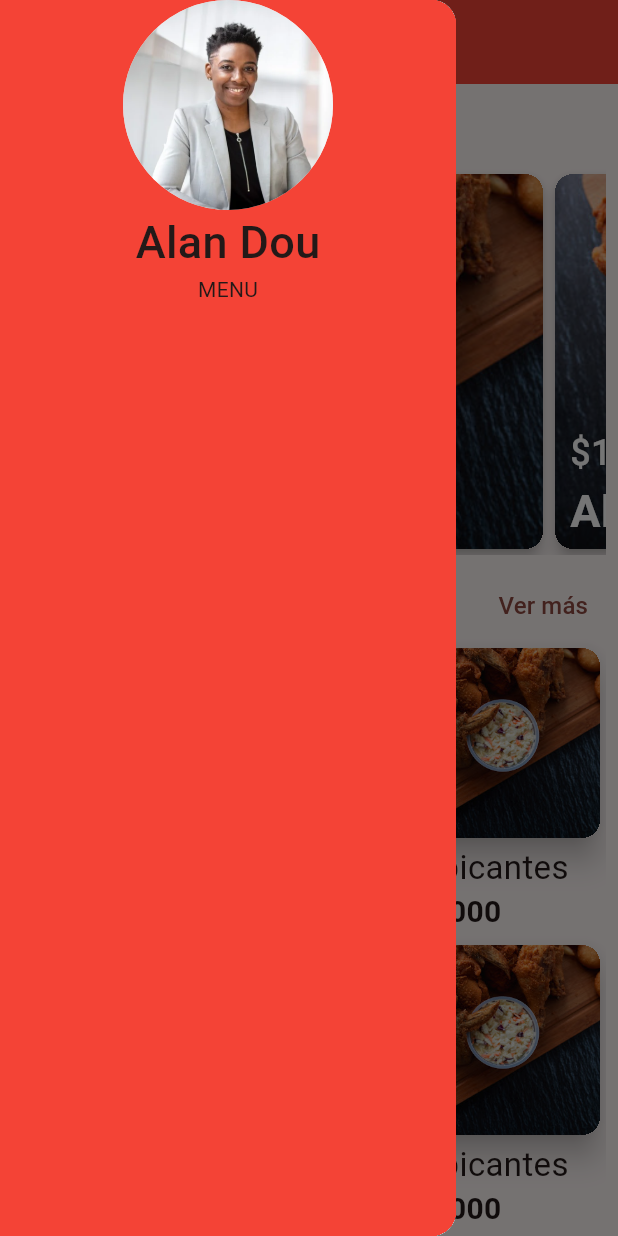
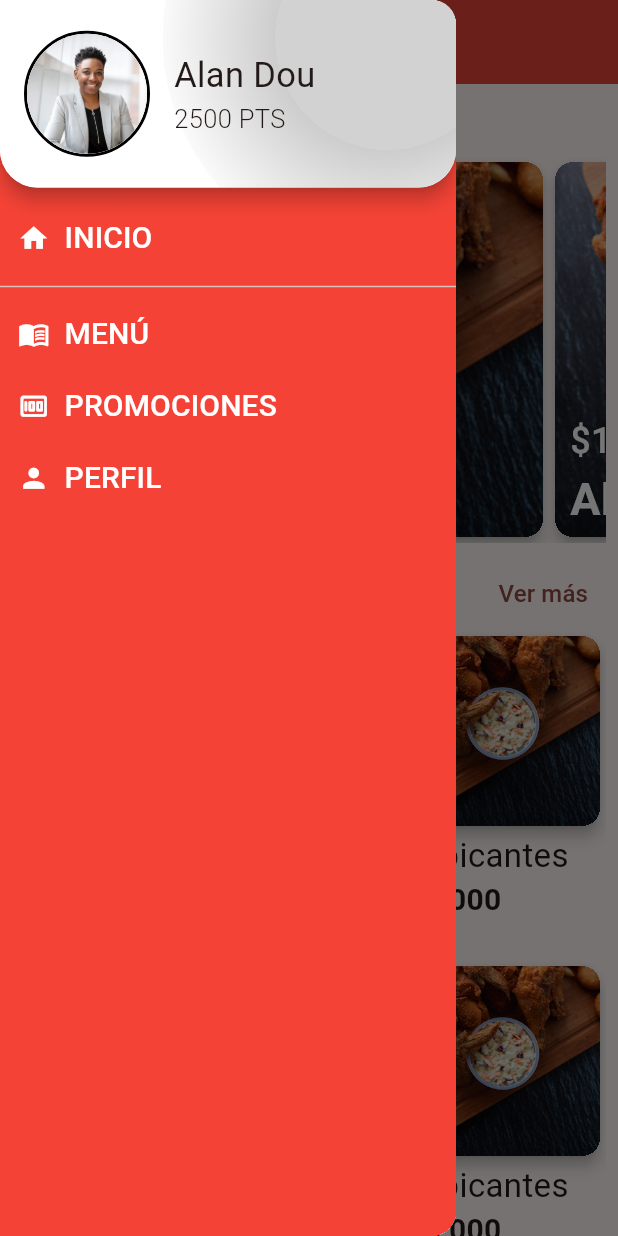
Before and after one commit to JuanPrato/posho-demo, a Flutter app: the screen it shows after launch, after a tap on the "menu" icon, on a phone screen of 412 x 824 dp. Run offline on Flutter 3.47's test engine with Material 2 defaults, Android fonts, the phone set to English and light mode, and no system bars; our stand-ins replace carousel_slider.

Commit message:
refactor drawer, add items and gradient

```diff
--- a/lib/components/coupon.dart
+++ b/lib/components/coupon.dart
@@ -10,13 +10,13 @@ class Coupon extends StatefulWidget {
 }
 
 class _Coupon extends State<Coupon> {
-
   double scale = 1;
 
   @override
   void initState() {
     super.initState();
     Timer t = Timer.periodic(const Duration(milliseconds: 800), (timer) {
+      if (!mounted) return;
       setState(() {
         scale = scale == 1 ? 1.1 : 1;
       });
@@ -29,17 +29,15 @@ class _Coupon extends State<Coupon> {
         margin: const EdgeInsets.only(bottom: 10, right: 10),
         elevation: 8,
         clipBehavior: Clip.hardEdge,
-      child: Stack(
-        alignment: Alignment.centerLeft,
-        children: [
-          Image(
+        child: Stack(alignment: Alignment.centerLeft, children: [
+          const Image(
             image: AssetImage("assets/coupons.png"),
             height: 600,
             fit: BoxFit.cover,
           ),
           Container(
             height: 500,
-            padding: EdgeInsets.symmetric(vertical: 10),
+            padding: const EdgeInsets.symmetric(vertical: 10),
             child: Column(
               mainAxisSize: MainAxisSize.max,
               mainAxisAlignment: MainAxisAlignment.spaceBetween,
@@ -56,10 +54,8 @@ class _Coupon extends State<Coupon> {
                           Shadow(
                               color: Colors.white,
                               offset: Offset(10, 10),
-                          blurRadius: 15
-                        )
-                      ]
-                    ),
+                              blurRadius: 15)
+                        ]),
                   ),
                 ),
                 AnimatedScale(
@@ -73,18 +69,14 @@ class _Coupon extends State<Coupon> {
                     ),
                     child: const Text("OBTENER DESCUENTO",
                         style: TextStyle(
-                        fontSize: 22,
+                            fontSize: 18,
                             color: Colors.white,
-                        fontWeight: FontWeight.bold
-                      )
-                    ),
+                            fontWeight: FontWeight.bold)),
                   ),
                 ),
               ],
             ),
           )
-        ]
-      )
-    );
+        ]));
   }
 }
--- a/lib/components/drawer.dart
+++ /dev/null
@@ -1,42 +0,0 @@
-import 'package:flutter/material.dart';
-
-class DrawerMenu extends StatelessWidget {
-  const DrawerMenu({super.key});
-
-  @override
-  Widget build(BuildContext context) {
-    return Drawer(
-        child: Container(
-          color: Colors.red,
-          padding: EdgeInsets.only(
-            top: MediaQuery.of(context).padding.top,
-          ),
-          child: Column(
-            children: [
-              const Column(
-                children: [
-                  CircleAvatar(
-                    radius: 70,
-                    backgroundImage:
-                    AssetImage("assets/avatar.webp"),
-                  ),
-                  SizedBox(width: 10,),
-                  Text("Alan Dou",
-                    style: TextStyle(
-                        fontSize: 30,
-                        fontWeight: FontWeight.w500
-                    ),)
-                ],
-              ),
-              Container(
-                child: Column(
-                  mainAxisSize: MainAxisSize.max,
-                  children: [Text("MENU")],
-                ),
-              )
-            ],
-          ),
-        )
-    );
-  }
-}
--- /dev/null
+++ b/lib/components/drawer/drawer.dart
@@ -0,0 +1,27 @@
+import 'package:flutter/material.dart';
+import 'package:posho/components/drawer/drawer_header.dart';
+import 'package:posho/components/drawer/drawer_options.dart';
+
+class DrawerMenu extends StatelessWidget {
+  const DrawerMenu({super.key});
+
+  @override
+  Widget build(BuildContext context) {
+    return Drawer(
+        child: Container(
+      color: Colors.red,
+      padding: EdgeInsets.only(
+        top: MediaQuery.of(context).padding.top,
+      ),
+      child: const Column(
+        children: [
+          DrawerProfileHeader(),
+          SizedBox(
+            height: 10,
+          ),
+          DrawerOptions(),
+        ],
+      ),
+    ));
+  }
+}
--- /dev/null
+++ b/lib/components/drawer/drawer_header.dart
@@ -0,0 +1,69 @@
+import 'package:flutter/material.dart';
+
+class DrawerProfileHeader extends StatelessWidget {
+  const DrawerProfileHeader({super.key});
+
+  @override
+  Widget build(BuildContext context) {
+    return Material(
+      borderRadius: const BorderRadius.only(
+        bottomLeft: Radius.circular(25),
+        bottomRight: Radius.circular(25),
+      ),
+      color: Colors.white,
+      elevation: 5,
+      child: Container(
+        height: 125,
+        decoration: const BoxDecoration(
+          gradient: RadialGradient(
+            center: Alignment(0.7, -0.6),
+            radius: 2,
+            colors: [
+              Color.fromARGB(255, 210, 210, 210),
+              Color.fromARGB(255, 205, 205, 205),
+              Color.fromARGB(255, 250, 250, 250),
+              Colors.white,
+            ],
+            stops: [0.3, 0.3, 0.6, 0.6],
+          ),
+          borderRadius: BorderRadius.only(
+            bottomLeft: Radius.circular(25),
+            bottomRight: Radius.circular(25),
+          ),
+        ),
+        child: Row(
+          children: [
+            Container(
+              padding: const EdgeInsets.symmetric(horizontal: 16),
+              decoration: BoxDecoration(
+                  shape: BoxShape.circle,
+                  border: Border.all(color: Colors.black, width: 2)),
+              child: const CircleAvatar(
+                radius: 40,
+                backgroundImage: AssetImage("assets/avatar.webp"),
+              ),
+            ),
+            const Column(
+              mainAxisAlignment: MainAxisAlignment.center,
+              crossAxisAlignment: CrossAxisAlignment.start,
+              children: [
+                Text("Alan Dou",
+                    style: TextStyle(
+                      fontSize: 23,
+                      fontWeight: FontWeight.w400,
+                    )),
+                Text(
+                  "2500 PTS",
+                  style: TextStyle(
+                    fontSize: 17,
+                    fontWeight: FontWeight.w300,
+                  ),
+                )
+              ],
+            )
+          ],
+        ),
+      ),
+    );
+  }
+}
--- /dev/null
+++ b/lib/components/drawer/drawer_item.dart
@@ -0,0 +1,44 @@
+import 'package:flutter/material.dart';
+
+class DrawerItem extends StatelessWidget {
+  final String title;
+  final IconData icon;
+
+  const DrawerItem({
+    super.key,
+    required this.title,
+    required this.icon,
+  });
+
+  @override
+  Widget build(BuildContext context) {
+    return TextButton(
+      onPressed: () {},
+      style: ButtonStyle(
+        minimumSize: MaterialStateProperty.all<Size>(
+          Size(MediaQuery.of(context).size.width, 10),
+        ),
+      ),
+      child: Row(
+        crossAxisAlignment: CrossAxisAlignment.center,
+        children: [
+          Icon(
+            this.icon,
+            color: Colors.white,
+            size: 21,
+          ),
+          const SizedBox(
+            width: 10,
+          ),
+          Text(
+            title,
+            style: const TextStyle(
+              color: Colors.white,
+              fontSize: 20,
+            ),
+          ),
+        ],
+      ),
+    );
+  }
+}
--- /dev/null
+++ b/lib/components/drawer/drawer_options.dart
@@ -0,0 +1,20 @@
+import 'package:flutter/material.dart';
+import 'package:posho/components/drawer/drawer_item.dart';
+
+class DrawerOptions extends StatelessWidget {
+  const DrawerOptions({super.key});
+
+  @override
+  Widget build(BuildContext context) {
+    return const Column(
+      mainAxisSize: MainAxisSize.max,
+      children: [
+        DrawerItem(title: "INICIO", icon: Icons.home),
+        const Divider(),
+        DrawerItem(title: "MENÚ", icon: Icons.menu_book),
+        DrawerItem(title: "PROMOCIONES", icon: Icons.money_rounded),
+        DrawerItem(title: "PERFIL", icon: Icons.person)
+      ],
+    );
+  }
+}
--- a/lib/components/item_card.dart
+++ b/lib/components/item_card.dart
@@ -5,19 +5,28 @@ class ItemCard extends StatelessWidget {
 
   @override
   Widget build(BuildContext context) {
-    return Column(
+    return const Column(
       children: [
         Card(
-          elevation: 8,
-          clipBehavior: Clip.hardEdge,
-          child: const Image(
+            elevation: 4,
+            clipBehavior: Clip.hardEdge,
+            child: Image(
               image: AssetImage("assets/product.jpeg"),
               fit: BoxFit.cover,
-          )
+            )),
+        Text(
+          "Alitas picantes",
+          style: TextStyle(
+            fontSize: 22,
+          ),
         ),
-        Text("Alitas picantes",
-        style: TextStyle(fontSize: 22, ),),
-        Text("\$2000", style: TextStyle(fontSize: 20, fontWeight: FontWeight.w600),)
+        Text(
+          "\$2000",
+          style: TextStyle(
+            fontSize: 20,
+            fontWeight: FontWeight.w600,
+          ),
+        )
       ],
     );
   }
--- a/lib/components/menu.dart
+++ b/lib/components/menu.dart
@@ -13,19 +13,14 @@ class Menu extends StatelessWidget {
           mainAxisAlignment: MainAxisAlignment.spaceBetween,
           crossAxisAlignment: CrossAxisAlignment.center,
           children: [
-            const Text("Nuestro menú",
-            style: TextStyle(
-                fontSize: 24,
-                fontWeight: FontWeight.bold,
-                height: 2
-              ),
+            const Text(
+              "Nuestro menú",
+              style: TextStyle(
+                  fontSize: 24, fontWeight: FontWeight.bold, height: 2),
             ),
             TextButton(
-              child: const Text("Ver más",
-              style: TextStyle(
-                fontSize: 16
-              )),
-              onPressed: () {  },
+              child: const Text("Ver más", style: TextStyle(fontSize: 16)),
+              onPressed: () {},
             )
           ],
         ),
@@ -33,6 +28,7 @@ class Menu extends StatelessWidget {
           primary: false,
           crossAxisCount: 2,
           shrinkWrap: true,
+          childAspectRatio: 90 / 100,
           children: [
             ItemCard(),
             ItemCard(),
@@ -40,7 +36,6 @@ class Menu extends StatelessWidget {
             ItemCard(),
           ],
         ),
-
       ],
     );
   }
--- a/lib/main.dart
+++ b/lib/main.dart
@@ -1,7 +1,7 @@
 import 'package:flutter/material.dart';
 import 'package:posho/components/best_menu.dart';
 import 'package:posho/components/coupons.dart';
-import 'package:posho/components/drawer.dart';
+import 'package:posho/components/drawer/drawer.dart';
 import 'package:posho/components/menu.dart';
 
 void main() {
@@ -15,7 +15,8 @@ class MyApp extends StatelessWidget {
   @override
   Widget build(BuildContext context) {
     return MaterialApp(
-      title: 'Flutter Demo',
+      title: 'POSHO',
+      debugShowCheckedModeBanner: false,
       theme: ThemeData(
         colorScheme: ColorScheme.fromSeed(seedColor: Colors.red),
         useMaterial3: true,
@@ -35,17 +36,13 @@ class MyHomePage extends StatelessWidget {
       drawer: DrawerMenu(),
       appBar: AppBar(
         backgroundColor: Colors.red,
-        title: const Text(
-          'POSHO 🐔',
-          style: TextStyle(
-            color: Colors.white,
-            fontWeight: FontWeight.bold
-          )
-        ),
+        title: const Text('POSHO 🐔',
+            style: TextStyle(color: Colors.white, fontWeight: FontWeight.bold)),
         leading: OpenDrawerIcon(),
+        elevation: 10,
       ),
       body: const Padding(
-        padding: EdgeInsets.all(8.0),
+        padding: EdgeInsets.symmetric(horizontal: 8.0),
         child: SingleChildScrollView(
           scrollDirection: Axis.vertical,
           child: Column(
@@ -68,15 +65,10 @@ class OpenDrawerIcon extends StatelessWidget {
   @override
   Widget build(BuildContext context) {
     return IconButton(
-      icon: const Icon(
-          Icons.menu,
-          color: Colors.white,
-          size: 32
-      ),
+      icon: const Icon(Icons.menu, color: Colors.white, size: 32),
       onPressed: () {
         Scaffold.of(context).openDrawer();
       },
     );
   }
-
 }
```
Lines whose indentation alone changed are shown as unchanged.
